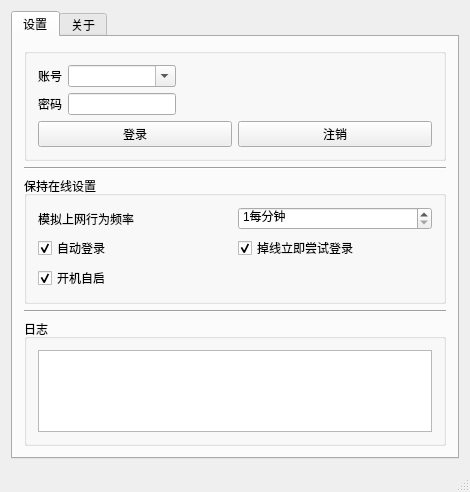
Qt form src/SmartLinkForDrCOM.ui (tql321/SmartLinkForDrCOM) before a commit.
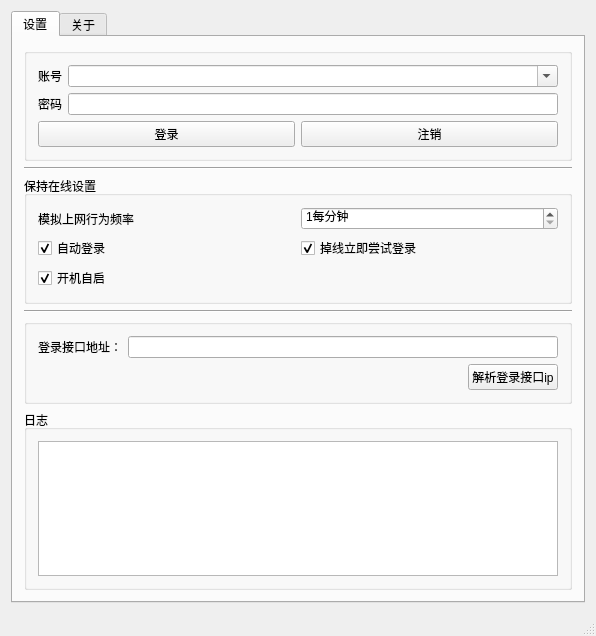
The same form after that commit.

Commit message: 自动获取登录接口ip的功能已经实现

The edit to the form file:
```diff
--- a/src/SmartLinkForDrCOM.ui
+++ b/src/SmartLinkForDrCOM.ui
@@ -6,15 +6,15 @@
    <rect>
     <x>0</x>
     <y>0</y>
-    <width>470</width>
-    <height>492</height>
+    <width>596</width>
+    <height>636</height>
    </rect>
   </property>
   <property name="windowTitle">
    <string>SmartLinkForDrCOM</string>
   </property>
   <widget class="QWidget" name="centralWidget">
-   <layout class="QGridLayout" name="gridLayout_4">
+   <layout class="QGridLayout" name="gridLayout_7">
     <item row="0" column="0">
      <widget class="QTabWidget" name="tabWidget">
       <property name="currentIndex">
@@ -24,82 +24,13 @@
        <attribute name="title">
         <string>设置</string>
        </attribute>
-       <layout class="QGridLayout" name="gridLayout_5">
-        <item row="1" column="0">
-         <widget class="Line" name="line">
-          <property name="orientation">
-           <enum>Qt::Horizontal</enum>
-          </property>
-         </widget>
-        </item>
-        <item row="2" column="0">
-         <widget class="QGroupBox" name="groupBox_2">
-          <property name="title">
-           <string>保持在线设置</string>
-          </property>
-          <layout class="QGridLayout" name="gridLayout_2">
-           <item row="0" column="0">
-            <widget class="QLabel" name="label_3">
-             <property name="text">
-              <string>模拟上网行为频率</string>
-             </property>
-            </widget>
-           </item>
-           <item row="2" column="0">
-            <widget class="QCheckBox" name="enableAutoLoginCB">
-             <property name="text">
-              <string>自动登录</string>
-             </property>
-             <property name="checked">
-              <bool>true</bool>
-             </property>
-            </widget>
-           </item>
-           <item row="0" column="1">
-            <widget class="QSpinBox" name="simulatedBrowseIntervalSB">
-             <property name="suffix">
-              <string>每分钟</string>
-             </property>
-             <property name="minimum">
-              <number>1</number>
-             </property>
-             <property name="maximum">
-              <number>120</number>
-             </property>
-             <property name="singleStep">
-              <number>1</number>
-             </property>
-            </widget>
-           </item>
-           <item row="3" column="0">
-            <widget class="QCheckBox" name="enableAutoStartCB">
-             <property name="text">
-              <string>开机自启</string>
-             </property>
-             <property name="checked">
-              <bool>true</bool>
-             </property>
-            </widget>
-           </item>
-           <item row="2" column="1">
-            <widget class="QCheckBox" name="enableForceLogin">
-             <property name="text">
-              <string>掉线立即尝试登录</string>
-             </property>
-             <property name="checked">
-              <bool>true</bool>
-             </property>
-            </widget>
-           </item>
-          </layout>
-         </widget>
-        </item>
+       <layout class="QGridLayout" name="gridLayout_6">
         <item row="0" column="0">
          <widget class="QGroupBox" name="groupBox">
           <property name="title">
            <string/>
           </property>
-          <layout class="QFormLayout" name="formLayout">
+          <layout class="QGridLayout" name="gridLayout_4">
            <item row="0" column="0">
             <layout class="QGridLayout" name="gridLayout">
              <item row="0" column="0">
@@ -128,7 +59,7 @@
              </item>
             </layout>
            </item>
-           <item row="1" column="0" colspan="2">
+           <item row="1" column="0">
             <layout class="QHBoxLayout" name="horizontalLayout_2">
              <item>
               <widget class="QPushButton" name="loginBtn">
@@ -149,7 +80,130 @@
           </layout>
          </widget>
         </item>
+        <item row="1" column="0">
+         <widget class="Line" name="line">
+          <property name="orientation">
+           <enum>Qt::Horizontal</enum>
+          </property>
+         </widget>
+        </item>
+        <item row="2" column="0">
+         <widget class="QGroupBox" name="groupBox_2">
+          <property name="title">
+           <string>保持在线设置</string>
+          </property>
+          <layout class="QGridLayout" name="gridLayout_2">
+           <item row="0" column="1">
+            <widget class="QSpinBox" name="simulatedBrowseIntervalSB">
+             <property name="suffix">
+              <string>每分钟</string>
+             </property>
+             <property name="minimum">
+              <number>1</number>
+             </property>
+             <property name="maximum">
+              <number>120</number>
+             </property>
+             <property name="singleStep">
+              <number>1</number>
+             </property>
+            </widget>
+           </item>
+           <item row="2" column="0">
+            <widget class="QCheckBox" name="enableAutoLoginCB">
+             <property name="text">
+              <string>自动登录</string>
+             </property>
+             <property name="checked">
+              <bool>true</bool>
+             </property>
+            </widget>
+           </item>
+           <item row="2" column="1">
+            <widget class="QCheckBox" name="enableForceLogin">
+             <property name="text">
+              <string>掉线立即尝试登录</string>
+             </property>
+             <property name="checked">
+              <bool>true</bool>
+             </property>
+            </widget>
+           </item>
+           <item row="0" column="0">
+            <widget class="QLabel" name="label_3">
+             <property name="text">
+              <string>模拟上网行为频率</string>
+             </property>
+            </widget>
+           </item>
+           <item row="3" column="0">
+            <widget class="QCheckBox" name="enableAutoStartCB">
+             <property name="text">
+              <string>开机自启</string>
+             </property>
+             <property name="checked">
+              <bool>true</bool>
+             </property>
+            </widget>
+           </item>
+          </layout>
+         </widget>
+        </item>
+        <item row="3" column="0">
+         <widget class="Line" name="line_2">
+          <property name="orientation">
+           <enum>Qt::Horizontal</enum>
+          </property>
+         </widget>
+        </item>
         <item row="4" column="0">
+         <widget class="QGroupBox" name="groupBox_4">
+          <property name="title">
+           <string/>
+          </property>
+          <layout class="QGridLayout" name="gridLayout_5">
+           <item row="0" column="0">
+            <layout class="QHBoxLayout" name="horizontalLayout">
+             <item>
+              <widget class="QLabel" name="label_4">
+               <property name="text">
+                <string>登录接口地址：</string>
+               </property>
+              </widget>
+             </item>
+             <item>
+              <widget class="QLineEdit" name="authServerIpE"/>
+             </item>
+            </layout>
+           </item>
+           <item row="1" column="0">
+            <layout class="QHBoxLayout" name="horizontalLayout_3">
+             <item>
+              <spacer name="horizontalSpacer">
+               <property name="orientation">
+                <enum>Qt::Horizontal</enum>
+               </property>
+               <property name="sizeHint" stdset="0">
+                <size>
+                 <width>40</width>
+                 <height>20</height>
+                </size>
+               </property>
+              </spacer>
+             </item>
+             <item>
+              <widget class="QPushButton" name="parseIpBtn">
+               <property name="text">
+                <string>解析登录接口ip</string>
+               </property>
+              </widget>
+             </item>
+            </layout>
+           </item>
+          </layout>
+         </widget>
+        </item>
+        <item row="5" column="0">
          <widget class="QGroupBox" name="groupBox_3">
           <property name="title">
            <string>日志</string>
@@ -161,13 +215,6 @@
           </layout>
          </widget>
         </item>
-        <item row="3" column="0">
-         <widget class="Line" name="line_2">
-          <property name="orientation">
-           <enum>Qt::Horizontal</enum>
-          </property>
-         </widget>
-        </item>
        </layout>
       </widget>
       <widget class="QWidget" name="about">
```
The commit also changes 7 other files.
